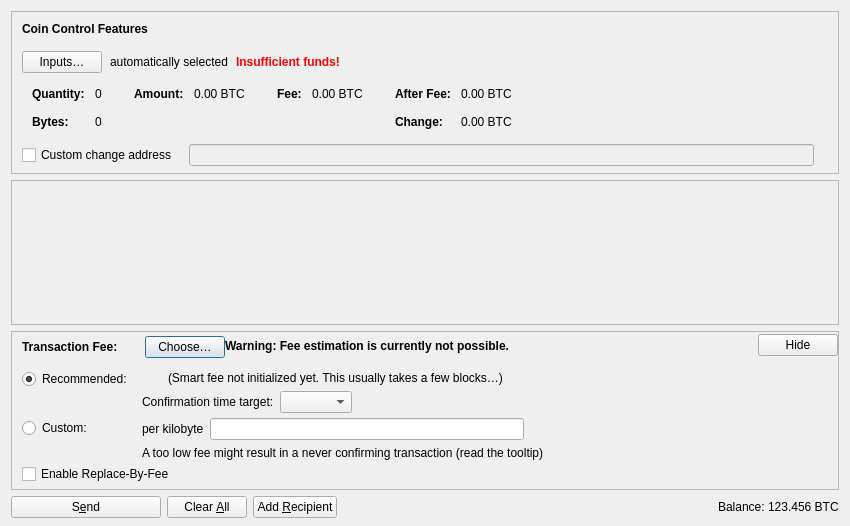
First picture: the form in src/qt/forms/sendcoinsdialog.ui, repository opensyria/OpenSyria, before the edit.
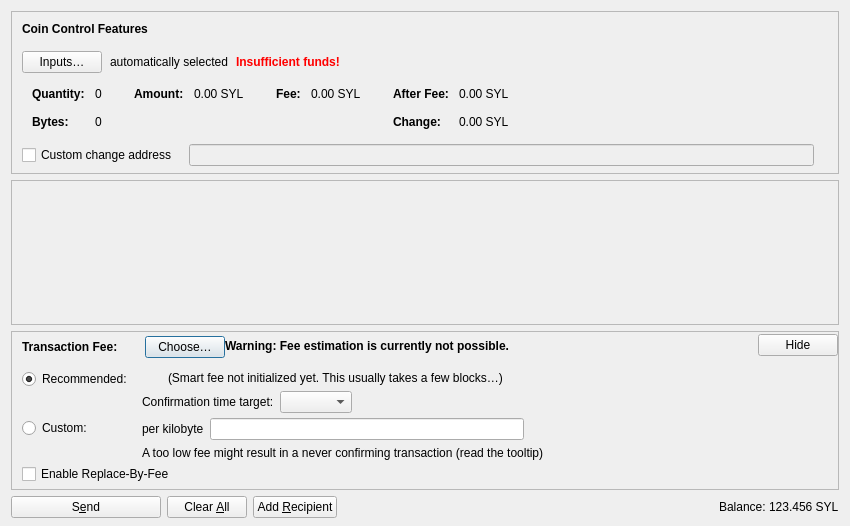
Second picture: the form after the edit. Icons and pictures are not drawn. Custom widgets are drawn as their Qt base class.

```diff
--- a/src/qt/forms/sendcoinsdialog.ui
+++ b/src/qt/forms/sendcoinsdialog.ui
@@ -327,7 +327,7 @@
                   <enum>Qt::ActionsContextMenu</enum>
                  </property>
                  <property name="text">
-                  <string notr="true">0.00 BTC</string>
+                  <string notr="true">0.00 SYL</string>
                  </property>
                  <property name="textInteractionFlags">
                   <set>Qt::LinksAccessibleByMouse|Qt::TextSelectableByKeyboard|Qt::TextSelectableByMouse</set>
@@ -378,7 +378,7 @@
                   <enum>Qt::ActionsContextMenu</enum>
                  </property>
                  <property name="text">
-                  <string notr="true">0.00 BTC</string>
+                  <string notr="true">0.00 SYL</string>
                  </property>
                  <property name="textInteractionFlags">
                   <set>Qt::LinksAccessibleByMouse|Qt::TextSelectableByKeyboard|Qt::TextSelectableByMouse</set>
@@ -432,7 +432,7 @@
                   <enum>Qt::ActionsContextMenu</enum>
                  </property>
                  <property name="text">
-                  <string notr="true">0.00 BTC</string>
+                  <string notr="true">0.00 SYL</string>
                  </property>
                  <property name="textInteractionFlags">
                   <set>Qt::LinksAccessibleByMouse|Qt::TextSelectableByKeyboard|Qt::TextSelectableByMouse</set>
@@ -461,7 +461,7 @@
                   <enum>Qt::ActionsContextMenu</enum>
                  </property>
                  <property name="text">
-                  <string notr="true">0.00 BTC</string>
+                  <string notr="true">0.00 SYL</string>
                  </property>
                  <property name="textInteractionFlags">
                   <set>Qt::LinksAccessibleByMouse|Qt::TextSelectableByKeyboard|Qt::TextSelectableByMouse</set>
@@ -1191,7 +1191,7 @@
           <cursorShape>IBeamCursor</cursorShape>
          </property>
          <property name="text">
-          <string notr="true">123.456 BTC</string>
+          <string notr="true">123.456 SYL</string>
          </property>
          <property name="textInteractionFlags">
           <set>Qt::LinksAccessibleByMouse|Qt::TextSelectableByKeyboard|Qt::TextSelectableByMouse</set>
```
Left out of the diff: 18 changed lines with no effect on the pictures.
